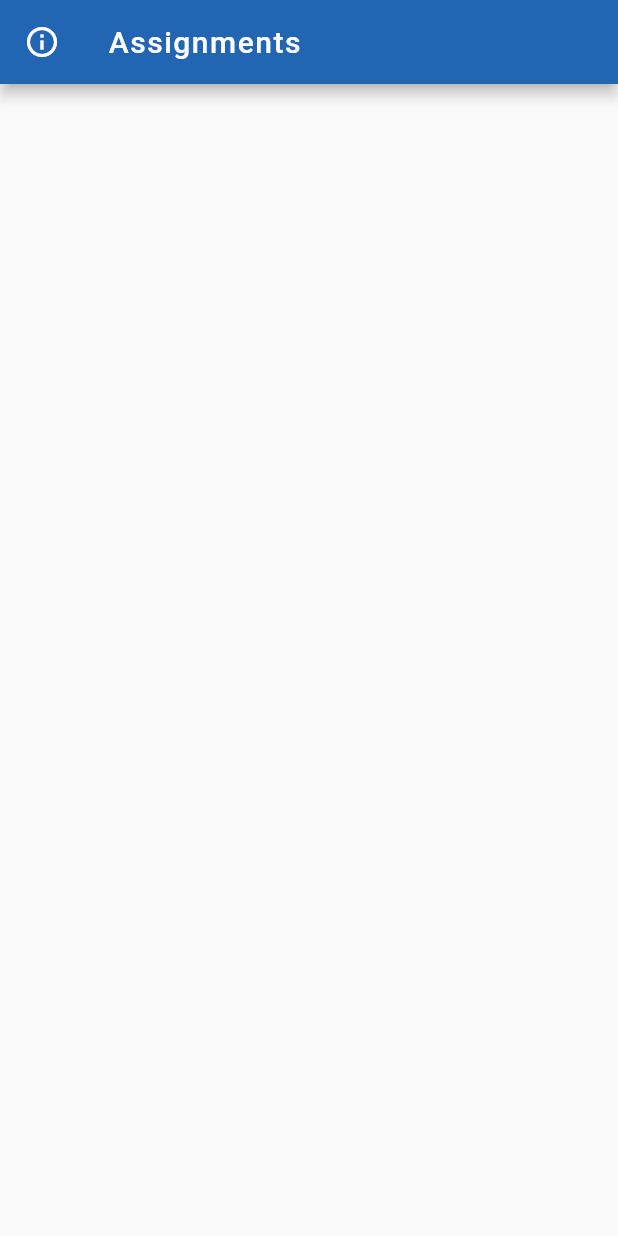
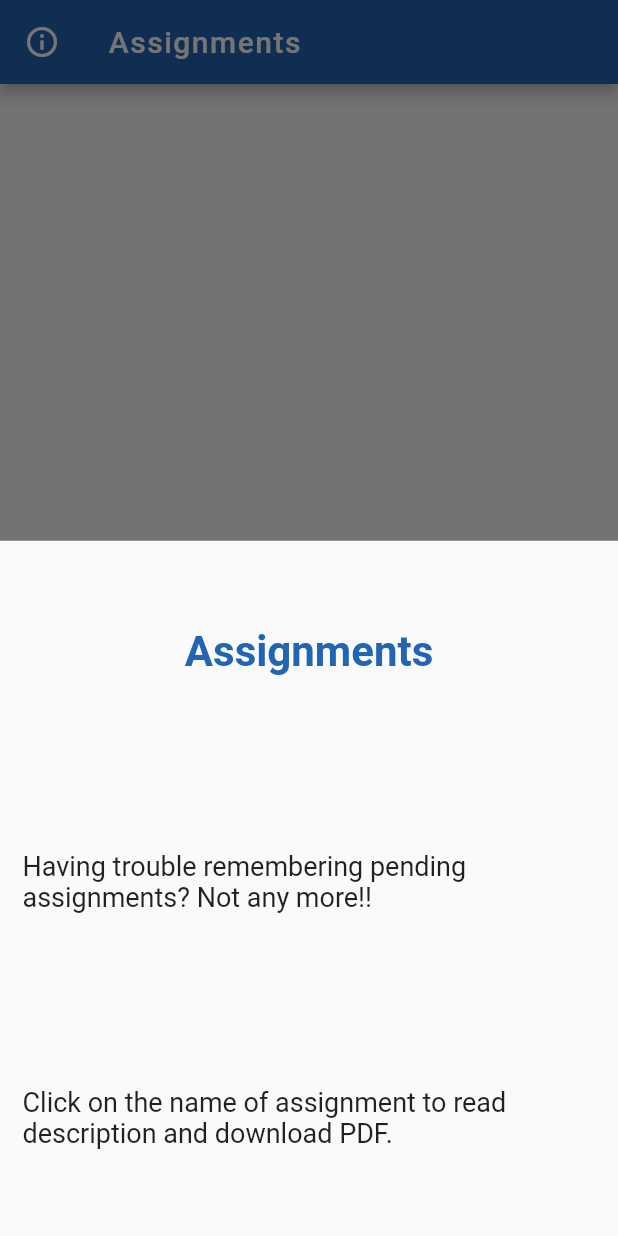
Before and after one commit to azeez-72/BitWits, a Flutter app: the Assignments screen opened directly, after a tap on the "info outline" icon, on a phone screen of 412 x 824 dp. Run offline on Flutter 3.47's test engine with Material 2 defaults, Android fonts, the light colour scheme and no system bars; our stand-ins replace cloud_firestore, firebase_auth, firebase_messaging, flushbar, flutter_icons, flutter_svg and 1 more; accounts and stored records are empty.

Commit message:
assignments

```diff
--- a/BitWits/lib/Main_Screen/Assignments/Assignments.dart
+++ b/BitWits/lib/Main_Screen/Assignments/Assignments.dart
@@ -106,7 +106,44 @@ class _assignmentsState extends State<Assignments> {
           appBar: AppBar(
             leading: IconButton(
               icon: Icon(Icons.info_outline),
-              onPressed: () {},
+              onPressed: () {
+                //CHECK:@azeez-72
+                showModalBottomSheet(
+        context: context,
+        builder: (BuildContext bc) {
+          return Container(
+            child: Column(
+              mainAxisAlignment: MainAxisAlignment.spaceAround,
+              children: <Widget>[
+                Container(
+                  margin: EdgeInsets.all(15.0),
+                  child: Text(
+                    "Assignments",
+                    style: TextStyle(
+                        fontSize: 28.0,
+                        fontWeight: FontWeight.bold,
+                        color: Color(0xFF2265B3)),
+                  ),
+                ),
+                Container(
+                  margin: EdgeInsets.all(15.0),
+                  child: Text(
+                    "Having trouble remembering pending assignments? Not any more!!",
+                    style: TextStyle(fontSize: 18.0),
+                  ),
+                ),
+                Container(
+                  margin: EdgeInsets.all(15.0),
+                  child: Text(
+                    "Click on the name of assignment to read description and download PDF.",
+                    style: TextStyle(fontSize: 18.0),
+                  ),
+                ),
+              ],
+            ),
+          );
+        });
+              },
             ),
             title: Text(
               'Assignments',
@@ -285,7 +322,11 @@ class _assignmentsState extends State<Assignments> {
                                       ),
                                       Flexible(
                                         flex: 3,
-                                        child: Text(""),
+                                        child: Checkbox(
+                                      value: studentDocs[index]['Completions'][data.rollNumber] == null ? false : studentDocs[index]['Completions'][data.rollNumber],
+                                      activeColor: Colors.green[300],
+                                      onChanged: (value) async => await _updateValue(data.currentClassCode, studentDocs[index]['Title'], data.rollNumber,value),
+                                    ),
                                       ),
                                     ],
                                   ),
@@ -365,7 +406,9 @@ class _assignmentsState extends State<Assignments> {
                                     ),
                                   ),
                                   if (data.isCr)
-                                    PopupMenuButton(
+                                    Container(
+                                          margin: EdgeInsets.only(left:17.0),
+                                          child: PopupMenuButton(
                                           icon: Icon(
                                             Icons.more_vert,
                                             color: Colors.grey[700],
@@ -388,6 +431,7 @@ class _assignmentsState extends State<Assignments> {
                                                       Text('Delete assignment'),
                                                 )
                                               ]),
+                                    ),
                                 ],
                               ),
                             ],
```
Lines whose indentation alone changed are shown as unchanged.
